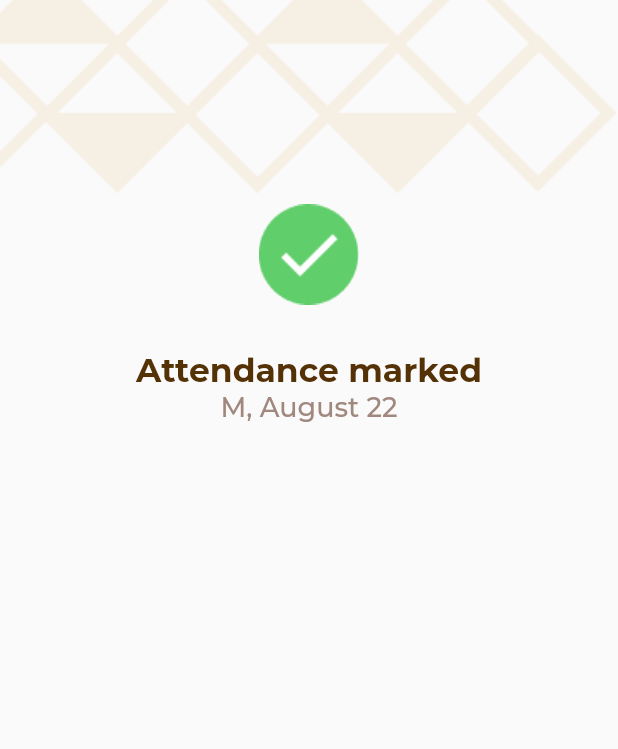
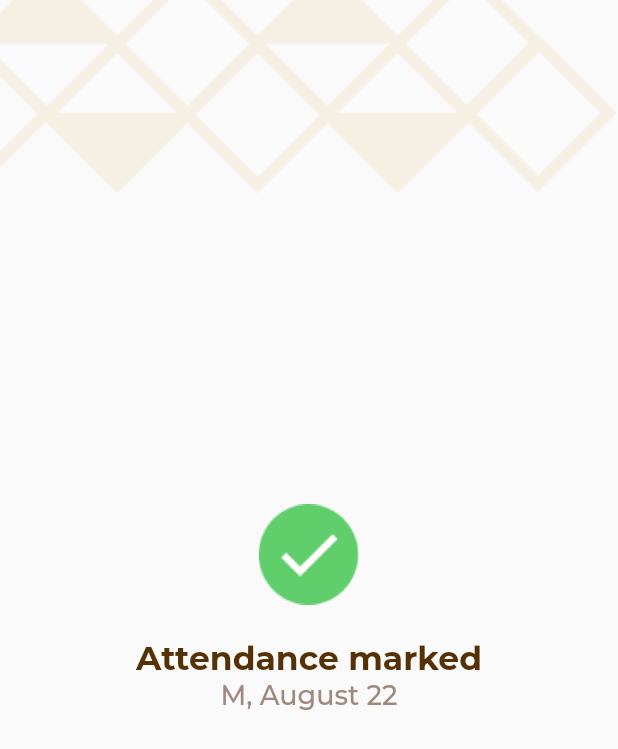
Before and after one commit to sanju9456c/CbAttendance, a Flutter app: the LastScreen screen opened directly, on a phone screen of 412 x 824 dp. Shown: the top 749 px of the screen. Run offline on Flutter 3.47's test engine with Material 2 defaults, Android fonts, the phone set to English and light mode, and no system bars; our stand-ins replace flutter_svg, geocoding, geolocator, google_sign_in, shared_preferences; missing offline and left inert: simple_barcode_scanner; accounts and stored records are empty.

Commit message:
set last screen at middle

```diff
--- a/lib/screens/LastScreen.dart
+++ b/lib/screens/LastScreen.dart
@@ -30,14 +30,15 @@ class LastScreenState extends State<LastScreen> {
           ),
           Positioned.fill(
             left: 85,
+
             child: Column(
               mainAxisAlignment: MainAxisAlignment.center,
               children: [
                 Container(
-
+                  margin:EdgeInsets.only(top: 200) ,
                     child: Image.asset('assets/big-check.png',height: 80,width: 80,)),
                 Container(
-                  margin: EdgeInsets.only(top: 24),
+                  margin: EdgeInsets.only(top: 16),
                   child: Text('Attendance marked',
                     textAlign: TextAlign.center,
                     style: TextStyle(fontFamily: 'Montserrat',color: const Color(0xFF553205),
```
